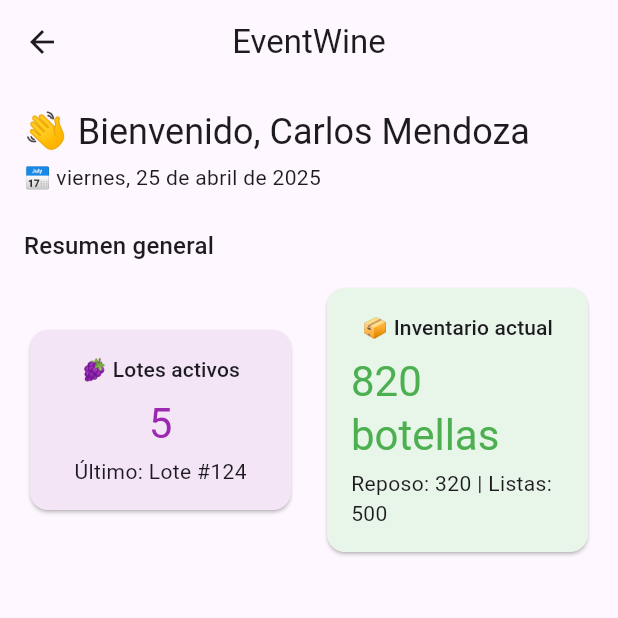
After one commit to EventWine/EventWine-App, a Flutter app: the HomePage screen opened by its route, on a phone screen of 412 x 824 dp, the top half of it. The commit adds this screen. Run offline on Flutter 3.47's test engine with Material 3 defaults, Android fonts, the phone set to English and light mode, and no system bars; our stand-ins replace shared_preferences; accounts and stored records are empty.

Commit message:
feat: added home page

```diff
--- /dev/null
+++ b/lib/feature/home/presentation/pages/home_page.dart
@@ -0,0 +1,103 @@
+import 'package:flutter/material.dart';
+import 'package:intl/intl.dart';
+
+class HomePage extends StatelessWidget {
+  final String nombreUsuario = "Carlos Mendoza";
+
+  @override
+  Widget build(BuildContext context) {
+    String fechaActual = DateFormat.yMMMMEEEEd('es_PE').format(DateTime.now());
+
+    return Scaffold(
+      appBar: AppBar(
+        title: Text('EventWine'),
+        centerTitle: true,
+      ),
+      body: Padding(
+        padding: const EdgeInsets.all(16.0),
+        child: Column(
+          crossAxisAlignment: CrossAxisAlignment.start,
+          children: [
+            // Encabezado
+            Text(
+              '👋 Bienvenido, $nombreUsuario',
+              style: Theme.of(context).textTheme.headlineSmall,
+            ),
+            SizedBox(height: 4),
+            Text(
+              '📅 $fechaActual',
+              style: Theme.of(context).textTheme.bodyMedium,
+            ),
+            SizedBox(height: 24),
+
+            // Dashboard
+            Text(
+              'Resumen general',
+              style: Theme.of(context).textTheme.titleMedium,
+            ),
+            SizedBox(height: 12),
+
+            // Tarjetas
+            Row(
+              children: [
+                Expanded(
+                  child: Card(
+                    color: Colors.purple.shade50,
+                    child: Padding(
+                      padding: const EdgeInsets.all(16.0),
+                      child: Column(
+                        children: [
+                          Text(
+                            '🍇 Lotes activos',
+                            style: Theme.of(context).textTheme.titleSmall,
+                          ),
+                          SizedBox(height: 8),
+                          Text(
+                            '5',
+                            style: Theme.of(context)
+                                .textTheme
+                                .headlineMedium
+                                ?.copyWith(color: Colors.purple),
+                          ),
+                          SizedBox(height: 4),
+                          Text('Último: Lote #124'),
+                        ],
+                      ),
+                    ),
+                  ),
+                ),
+                SizedBox(width: 16),
+                Expanded(
+                  child: Card(
+                    color: Colors.green.shade50,
+                    child: Padding(
+                      padding: const EdgeInsets.all(16.0),
+                      child: Column(
+                        children: [
+                          Text(
+                            '📦 Inventario actual',
+                            style: Theme.of(context).textTheme.titleSmall,
+                          ),
+                          SizedBox(height: 8),
+                          Text(
+                            '820 botellas',
+                            style: Theme.of(context)
+                                .textTheme
+                                .headlineMedium
+                                ?.copyWith(color: Colors.green),
+                          ),
+                          SizedBox(height: 4),
+                          Text('Reposo: 320 | Listas: 500'),
+                        ],
+                      ),
+                    ),
+                  ),
+                ),
+              ],
+            ),
+          ],
+        ),
+      ),
+    );
+  }
+}
--- a/lib/feature/register_and_login/presentation/pages/register_page.dart
+++ b/lib/feature/register_and_login/presentation/pages/register_page.dart
@@ -16,7 +16,6 @@ class _RegisterPageState extends State<RegisterPage> {
   final TextEditingController _emailController = TextEditingController();
   final TextEditingController _passwordController = TextEditingController();
   final TextEditingController _confirmPasswordController = TextEditingController();
-  final TextEditingController _galponController = TextEditingController();
 
   void _register() async {
     if (_formKey.currentState!.validate() && _agreeToTerms) {
@@ -56,7 +55,6 @@ class _RegisterPageState extends State<RegisterPage> {
               _buildTextField(_emailController, "Correo electrónico", TextInputType.emailAddress),
               _buildTextField(_passwordController, "Contraseña", TextInputType.visiblePassword, isPassword: true),
               _buildTextField(_confirmPasswordController, "Confirmar contraseña", TextInputType.visiblePassword, isPassword: true),
-              _buildTextField(_galponController, "Nombre del galpón", TextInputType.text),
 
               CheckboxListTile(
                 title: Text("Acepto los términos y condiciones"),
--- a/lib/main.dart
+++ b/lib/main.dart
@@ -1,6 +1,7 @@
 import 'package:flutter/material.dart';
 import 'package:eventwine/feature/register_and_login/presentation/pages/register_page.dart';
 import 'package:eventwine/feature/register_and_login/presentation/pages/login_page.dart';
+import 'package:eventwine/feature/home/presentation/pages/home_page.dart';
 
 void main() {
   runApp(const MyApp());
@@ -21,6 +22,7 @@ class MyApp extends StatelessWidget {
       routes: {
         '/login': (context) => const LoginPage(),
         '/register': (context) => RegisterPage(),
+        '/home': (context) => HomePage(),
       },
     );
   }
--- a/pubspec.yaml
+++ b/pubspec.yaml
@@ -32,6 +32,7 @@ dependencies:
     sdk: flutter
   http: ^1.2.2
   shared_preferences: ^2.3.2
+  intl: ^0.18.0
 
 
   # The following adds the Cupertino Icons font to your application.
```
Also changed, not shown: pubspec.lock.
